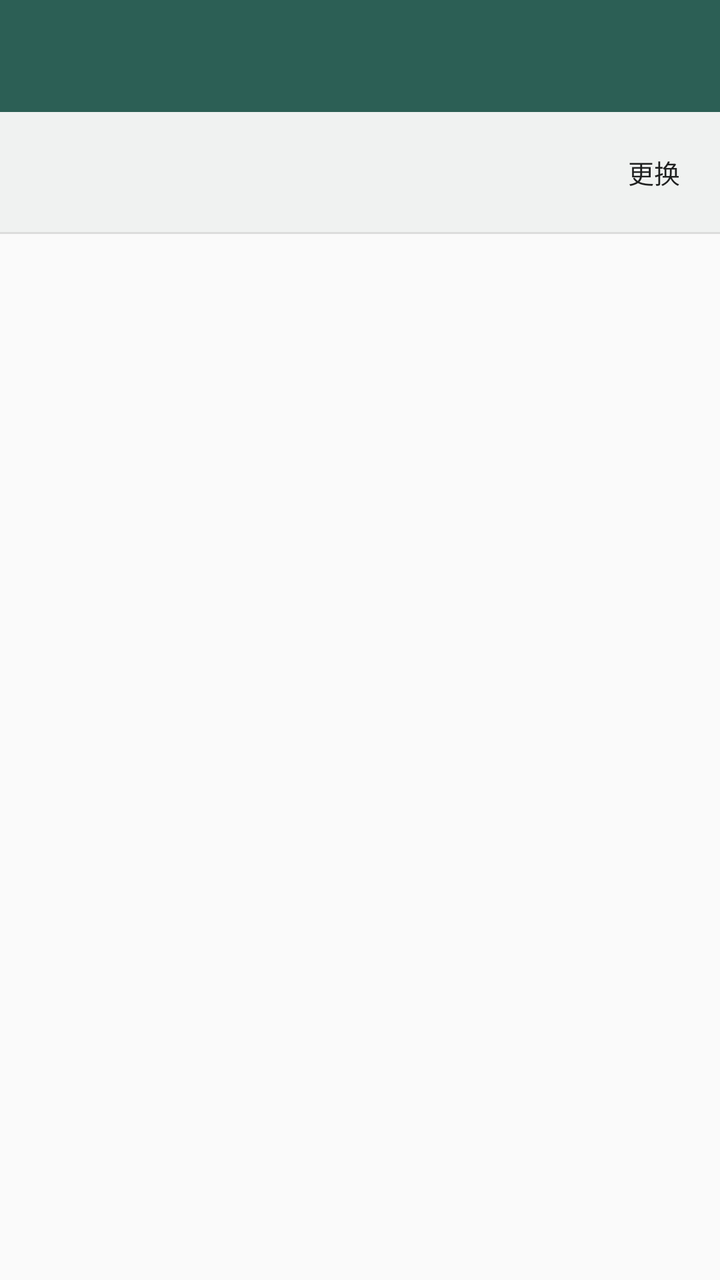
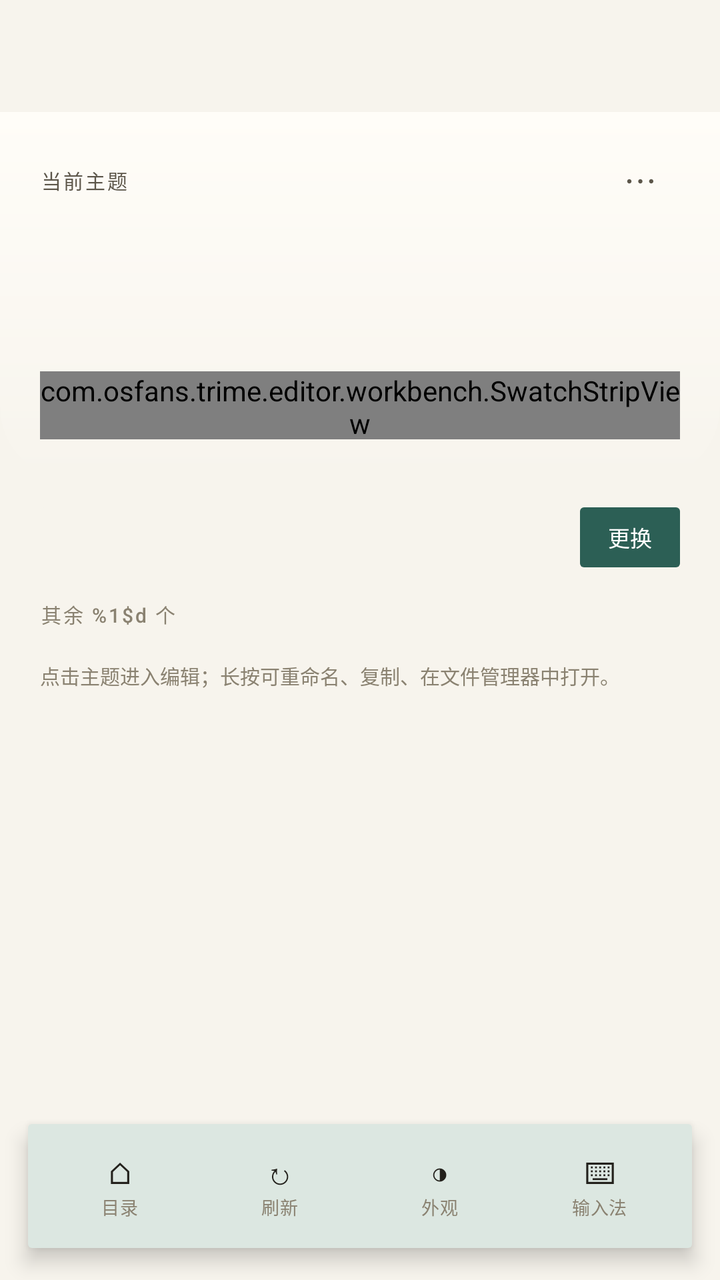

An Android layout rendered at two revisions. The XML below is the earlier revision; the diff shows what the commit changed to produce the second picture.
<!-- AndroidManifest.xml: application theme Theme.TrimeEditor -->
<!-- res/layout/activity_main.xml -->
<?xml version="1.0" encoding="utf-8"?>
<LinearLayout xmlns:android="http://schemas.android.com/apk/res/android"
    xmlns:app="http://schemas.android.com/apk/res-auto"
    android:layout_width="match_parent"
    android:layout_height="match_parent"
    android:orientation="vertical">

    <androidx.appcompat.widget.Toolbar
        android:id="@+id/toolbar"
        android:layout_width="match_parent"
        android:layout_height="?attr/actionBarSize"
        android:background="@color/brand_primary"
        app:popupTheme="@style/ThemeOverlay.AppCompat.Light"
        app:theme="@style/ThemeOverlay.AppCompat.Dark.ActionBar" />

    <LinearLayout
        android:id="@+id/dirBar"
        android:layout_width="match_parent"
        android:layout_height="wrap_content"
        android:background="@color/note_fill"
        android:gravity="center_vertical"
        android:orientation="horizontal"
        android:paddingStart="20dp"
        android:paddingTop="6dp"
        android:paddingEnd="8dp"
        android:paddingBottom="6dp">

        <TextView
            android:id="@+id/path"
            android:layout_width="0dp"
            android:layout_height="wrap_content"
            android:layout_weight="1"
            android:ellipsize="middle"
            android:singleLine="true"
            android:textColor="?android:attr/textColorSecondary"
            android:textSize="12sp" />

        <Button
            android:id="@+id/changeDir"
            style="?attr/borderlessButtonStyle"
            android:layout_width="wrap_content"
            android:layout_height="wrap_content"
            android:minWidth="0dp"
            android:text="@string/action_change_dir"
            android:textSize="13sp" />

    </LinearLayout>

    <View
        android:layout_width="match_parent"
        android:layout_height="1dp"
        android:background="@color/divider" />

    <FrameLayout
        android:layout_width="match_parent"
        android:layout_height="0dp"
        android:layout_weight="1">

        <androidx.recyclerview.widget.RecyclerView
            android:id="@+id/themes"
            android:layout_width="match_parent"
            android:layout_height="match_parent"
            android:clipToPadding="false"
            android:paddingBottom="24dp"
            android:scrollbars="vertical" />

        <LinearLayout
            android:id="@+id/placeholder"
            android:layout_width="match_parent"
            android:layout_height="match_parent"
            android:gravity="center"
            android:orientation="vertical"
            android:paddingStart="40dp"
            android:paddingEnd="40dp"
            android:visibility="gone">

            <TextView
                android:id="@+id/placeholderTitle"
                android:layout_width="match_parent"
                android:layout_height="wrap_content"
                android:gravity="center"
                android:textColor="?android:attr/textColorPrimary"
                android:textSize="17sp"
                android:textStyle="bold" />

            <TextView
                android:id="@+id/placeholderBody"
                android:layout_width="match_parent"
                android:layout_height="wrap_content"
                android:layout_marginTop="8dp"
                android:gravity="center"
                android:lineSpacingMultiplier="1.35"
                android:textColor="?android:attr/textColorSecondary"
                android:textSize="13sp" />

            <Button
                android:id="@+id/placeholderAction"
                android:layout_width="wrap_content"
                android:layout_height="wrap_content"
                android:layout_marginTop="20dp" />

        </LinearLayout>

    </FrameLayout>

</LinearLayout>
<!-- resources referenced by this layout -->
<resources>
  <style name="Theme.TrimeEditor" parent="Theme.AppCompat.DayNight.NoActionBar">
          <item name="colorPrimary">@color/brand_primary</item>
          <item name="colorPrimaryDark">@color/brand_primary_dark</item>
          <item name="colorAccent">@color/brand_accent</item>
          
          <item name="preferenceTheme">@style/PreferenceThemeOverlay</item>
      </style>
  <!-- unchanged entries left out for length: 6 -->
</resources>

<!-- the commit's change to res/layout/activity_main.xml (unified diff, before → after) -->
@@ -3,66 +3,185 @@
     xmlns:app="http://schemas.android.com/apk/res-auto"
     android:layout_width="match_parent"
     android:layout_height="match_parent"
+    android:background="?attr/ui_paper"
     android:orientation="vertical">
 
     <androidx.appcompat.widget.Toolbar
         android:id="@+id/toolbar"
+        style="@style/Ui.Toolbar"
         android:layout_width="match_parent"
         android:layout_height="?attr/actionBarSize"
-        android:background="@color/brand_primary"
-        app:popupTheme="@style/ThemeOverlay.AppCompat.Light"
-        app:theme="@style/ThemeOverlay.AppCompat.Dark.ActionBar" />
-
-    <LinearLayout
-        android:id="@+id/dirBar"
-        android:layout_width="match_parent"
-        android:layout_height="wrap_content"
-        android:background="@color/note_fill"
-        android:gravity="center_vertical"
-        android:orientation="horizontal"
-        android:paddingStart="20dp"
-        android:paddingTop="6dp"
-        android:paddingEnd="8dp"
-        android:paddingBottom="6dp">
-
-        <TextView
-            android:id="@+id/path"
-            android:layout_width="0dp"
-            android:layout_height="wrap_content"
-            android:layout_weight="1"
-            android:ellipsize="middle"
-            android:singleLine="true"
-            android:textColor="?android:attr/textColorSecondary"
-            android:textSize="12sp" />
-
-        <Button
-            android:id="@+id/changeDir"
-            style="?attr/borderlessButtonStyle"
-            android:layout_width="wrap_content"
-            android:layout_height="wrap_content"
-            android:minWidth="0dp"
-            android:text="@string/action_change_dir"
-            android:textSize="13sp" />
-
-    </LinearLayout>
-
-    <View
-        android:layout_width="match_parent"
-        android:layout_height="1dp"
-        android:background="@color/divider" />
+        app:popupTheme="@style/ThemeOverlay.AppCompat.DayNight"
+        app:theme="@style/ThemeOverlay.AppCompat.DayNight" />
 
     <FrameLayout
         android:layout_width="match_parent"
         android:layout_height="0dp"
         android:layout_weight="1">
 
-        <androidx.recyclerview.widget.RecyclerView
-            android:id="@+id/themes"
+        <androidx.core.widget.NestedScrollView
+            android:id="@+id/scroll"
             android:layout_width="match_parent"
             android:layout_height="match_parent"
             android:clipToPadding="false"
-            android:paddingBottom="24dp"
-            android:scrollbars="vertical" />
+            android:scrollbars="none">
+
+            <LinearLayout
+                android:id="@+id/content"
+                android:layout_width="match_parent"
+                android:layout_height="wrap_content"
+                android:orientation="vertical"
+                android:paddingBottom="96dp">
+
+                <LinearLayout
+                    android:id="@+id/heroBlock"
+                    android:layout_width="match_parent"
+                    android:layout_height="wrap_content"
+                    android:background="@drawable/bg_hero"
+                    android:orientation="vertical"
+                    android:paddingStart="20dp"
+                    android:paddingTop="14dp"
+                    android:paddingEnd="20dp"
+                    android:paddingBottom="20dp">
+
+                    <LinearLayout
+                        android:layout_width="match_parent"
+                        android:layout_height="wrap_content"
+                        android:gravity="center_vertical"
+                        android:orientation="horizontal">
+
+                        <TextView
+                            android:id="@+id/heroEyebrow"
+                            android:layout_width="0dp"
+                            android:layout_height="wrap_content"
+                            android:layout_weight="1"
+                            android:fontFamily="sans-serif-medium"
+                            android:letterSpacing="0.1"
+                            android:text="@string/hero_current_theme"
+                            android:textColor="?attr/ui_ink_2"
+                            android:textSize="10sp" />
+
+                        <TextView
+                            android:id="@+id/heroMenu"
+                            android:layout_width="40dp"
+                            android:layout_height="40dp"
+                            android:background="?attr/selectableItemBackgroundBorderless"
+                            android:clickable="true"
+                            android:focusable="true"
+                            android:fontFamily="sans-serif"
+                            android:gravity="center"
+                            android:text="⋯"
+                            android:textColor="?attr/ui_ink_2"
+                            android:textSize="18sp" />
+                    </LinearLayout>
+
+                    <TextView
+                        android:id="@+id/heroName"
+                        android:layout_width="match_parent"
+                        android:layout_height="wrap_content"
+                        android:layout_marginTop="2dp"
+                        android:ellipsize="end"
+                        android:fontFamily="sans-serif-medium"
+                        android:includeFontPadding="false"
+                        android:letterSpacing="-0.03"
+                        android:lineSpacingMultiplier="1.05"
+                        android:singleLine="true"
+                        android:textColor="?attr/ui_ink"
+                        android:textSize="34sp" />
+
+                    <TextView
+                        android:id="@+id/heroMeta"
+                        android:layout_width="match_parent"
+                        android:layout_height="wrap_content"
+                        android:layout_marginTop="6dp"
+                        android:ellipsize="end"
+                        android:fontFamily="monospace"
+                        android:singleLine="true"
+                        android:textColor="?attr/ui_muted"
+                        android:textSize="10sp" />
+
+                    <com.osfans.trime.editor.workbench.SwatchStripView
+                        android:id="@+id/heroSwatches"
+                        android:layout_width="match_parent"
+                        android:layout_height="34dp"
+                        android:layout_marginTop="14dp" />
+                </LinearLayout>
+
+                <LinearLayout
+                    android:layout_width="match_parent"
+                    android:layout_height="wrap_content"
+                    android:gravity="center_vertical"
+                    android:orientation="horizontal"
+                    android:paddingStart="20dp"
+                    android:paddingTop="14dp"
+                    android:paddingEnd="20dp">
+
+                    <TextView
+                        android:id="@+id/path"
+                        android:layout_width="0dp"
+                        android:layout_height="30dp"
+                        android:layout_weight="1"
+                        android:background="@drawable/bg_pill"
+                        android:ellipsize="middle"
+                        android:fontFamily="monospace"
+                        android:gravity="center_vertical"
+                        android:paddingStart="14dp"
+                        android:paddingEnd="14dp"
+                        android:singleLine="true"
+                        android:textColor="?attr/ui_muted"
+                        android:textSize="10sp" />
+
+                    <TextView
+                        android:id="@+id/changeDir"
+                        android:layout_width="wrap_content"
+                        android:layout_height="30dp"
+                        android:layout_marginStart="8dp"
+                        android:background="@drawable/bg_badge"
+                        android:clickable="true"
+                        android:focusable="true"
+                        android:fontFamily="sans-serif-medium"
+                        android:gravity="center"
+                        android:paddingStart="14dp"
+                        android:paddingEnd="14dp"
+                        android:text="@string/action_change_dir"
+                        android:textColor="?attr/ui_on_primary"
+                        android:textSize="11sp" />
+                </LinearLayout>
+
+                <TextView
+                    android:id="@+id/restLabel"
+                    android:layout_width="match_parent"
+                    android:layout_height="wrap_content"
+                    android:fontFamily="sans-serif-medium"
+                    android:letterSpacing="0.1"
+                    android:paddingStart="20dp"
+                    android:paddingTop="16dp"
+                    android:paddingEnd="20dp"
+                    android:paddingBottom="2dp"
+                    android:text="@string/hero_other_themes"
+                    android:textColor="?attr/ui_muted"
+                    android:textSize="10sp" />
+
+                <androidx.recyclerview.widget.RecyclerView
+                    android:id="@+id/themes"
+                    android:layout_width="match_parent"
+                    android:layout_height="wrap_content"
+                    android:nestedScrollingEnabled="false"
+                    android:scrollbars="none" />
+
+                <TextView
+                    android:id="@+id/hint"
+                    android:layout_width="match_parent"
+                    android:layout_height="wrap_content"
+                    android:lineSpacingMultiplier="1.8"
+                    android:paddingStart="20dp"
+                    android:paddingTop="14dp"
+                    android:paddingEnd="20dp"
+                    android:text="@string/workbench_hint"
+                    android:textColor="?attr/ui_muted"
+                    android:textSize="10sp" />
+            </LinearLayout>
+        </androidx.core.widget.NestedScrollView>
 
         <LinearLayout
             android:id="@+id/placeholder"
@@ -76,31 +195,106 @@
 
             <TextView
                 android:id="@+id/placeholderTitle"
+                style="@style/Ui.CardTitle"
                 android:layout_width="match_parent"
                 android:layout_height="wrap_content"
                 android:gravity="center"
-                android:textColor="?android:attr/textColorPrimary"
-                android:textSize="17sp"
-                android:textStyle="bold" />
+                android:textSize="19sp" />
 
             <TextView
                 android:id="@+id/placeholderBody"
                 android:layout_width="match_parent"
                 android:layout_height="wrap_content"
                 android:layout_marginTop="8dp"
+                android:fontFamily="sans-serif"
                 android:gravity="center"
                 android:lineSpacingMultiplier="1.35"
-                android:textColor="?android:attr/textColorSecondary"
-                android:textSize="13sp" />
-
-            <Button
+                android:textColor="?attr/ui_muted"
+                android:textSize="12sp" />
+
+            <TextView
                 android:id="@+id/placeholderAction"
                 android:layout_width="wrap_content"
                 android:layout_height="wrap_content"
-                android:layout_marginTop="20dp" />
-
+                android:layout_marginTop="20dp"
+                android:background="@drawable/bg_badge"
+                android:clickable="true"
+                android:focusable="true"
+                android:fontFamily="sans-serif-medium"
+                android:paddingStart="20dp"
+                android:paddingTop="10dp"
+                android:paddingEnd="20dp"
+                android:paddingBottom="10dp"
+                android:textColor="?attr/ui_on_primary"
+                android:textSize="13sp" />
         </LinearLayout>
 
+        <LinearLayout
+            android:id="@+id/dock"
+            android:layout_width="match_parent"
+            android:layout_height="62dp"
+            android:layout_gravity="bottom|center_horizontal"
+            android:layout_marginStart="14dp"
+            android:layout_marginEnd="14dp"
+            android:layout_marginBottom="16dp"
+            android:background="@drawable/bg_dock"
+            android:elevation="6dp"
+            android:gravity="center"
+            android:orientation="horizontal"
+            android:paddingStart="6dp"
+            android:paddingEnd="6dp">
+
+            <LinearLayout
+                android:id="@+id/dockDir"
+                style="@style/Ui.DockItem">
+
+                <TextView
+                    style="@style/Ui.DockGlyph"
+                    android:text="⌂" />
+
+                <TextView
+                    style="@style/Ui.DockLabel"
+                    android:text="@string/dock_dir" />
+            </LinearLayout>
+
+            <LinearLayout
+                android:id="@+id/dockRefresh"
+                style="@style/Ui.DockItem">
+
+                <TextView
+                    style="@style/Ui.DockGlyph"
+                    android:text="↻" />
+
+                <TextView
+                    style="@style/Ui.DockLabel"
+                    android:text="@string/dock_refresh" />
+            </LinearLayout>
+
+            <LinearLayout
+                android:id="@+id/dockAppearance"
+                style="@style/Ui.DockItem">
+
+                <TextView
+                    style="@style/Ui.DockGlyph"
+                    android:text="◑" />
+
+                <TextView
+                    style="@style/Ui.DockLabel"
+                    android:text="@string/dock_appearance" />
+            </LinearLayout>
+
+            <LinearLayout
+                android:id="@+id/dockIme"
+                style="@style/Ui.DockItem">
+
+                <TextView
+                    style="@style/Ui.DockGlyph"
+                    android:text="⌨" />
+
+                <TextView
+                    style="@style/Ui.DockLabel"
+                    android:text="@string/dock_ime" />
+            </LinearLayout>
+        </LinearLayout>
     </FrameLayout>
-
 </LinearLayout>
<!-- resource entries referenced after the edit -->
@@ -1,12 +1,174 @@
 <!-- resources referenced by this layout -->
 <resources>
+  <!-- drawable bg_badge (drawable) -->
+  <?xml version="1.0" encoding="utf-8"?>
+  <shape xmlns:android="http://schemas.android.com/apk/res/android"
+      android:shape="rectangle">
+      <solid android:color="?attr/ui_primary" />
+      <corners android:radius="?attr/ui_radius_button" />
+  </shape>
+  <!-- drawable bg_dock (drawable) -->
+  <?xml version="1.0" encoding="utf-8"?>
+  <shape xmlns:android="http://schemas.android.com/apk/res/android"
+      android:shape="rectangle">
+      <solid android:color="?attr/ui_primary_container" />
+      <corners android:radius="?attr/ui_radius_button" />
+  </shape>
+  <!-- drawable bg_hero (drawable) -->
+  <?xml version="1.0" encoding="utf-8"?>
+  <shape xmlns:android="http://schemas.android.com/apk/res/android"
+      android:shape="rectangle">
+      <gradient
+          android:angle="270"
+          android:endColor="?attr/ui_paper"
+          android:startColor="?attr/ui_card_high" />
+      <corners
+          android:bottomLeftRadius="36dp"
+          android:bottomRightRadius="36dp" />
+  </shape>
+  <!-- drawable bg_pill (drawable) -->
+  <?xml version="1.0" encoding="utf-8"?>
+  <shape xmlns:android="http://schemas.android.com/apk/res/android"
+      android:shape="rectangle">
+      <solid android:color="?attr/ui_card" />
+      <corners android:radius="?attr/ui_radius_button" />
+  </shape>
+  <string name="dock_appearance">外观</string>
+  <string name="dock_dir">目录</string>
+  <string name="dock_ime">输入法</string>
+  <string name="dock_refresh">刷新</string>
+  <string name="hero_current_theme">当前主题</string>
+  <string name="hero_other_themes">其余 %1$d 个</string>
+  <string name="workbench_hint">点击主题进入编辑；长按可重命名、复制、在文件管理器中打开。</string>
+  <style name="Ui.CardTitle">
+          <item name="android:fontFamily">sans-serif-medium</item>
+          <item name="android:textSize">16sp</item>
+          <item name="android:textColor">?attr/ui_ink</item>
+          <item name="android:includeFontPadding">false</item>
+      </style>
+  <style name="Ui.DockGlyph">
+          <item name="android:layout_width">wrap_content</item>
+          <item name="android:layout_height">wrap_content</item>
+          <item name="android:textColor">?attr/ui_ink</item>
+          <item name="android:textSize">15sp</item>
+      </style>
+  <style name="Ui.DockItem">
+          <item name="android:layout_width">0dp</item>
+          <item name="android:layout_height">match_parent</item>
+          <item name="android:layout_weight">1</item>
+          <item name="android:background">?attr/selectableItemBackgroundBorderless</item>
+          <item name="android:clickable">true</item>
+          <item name="android:focusable">true</item>
+          <item name="android:gravity">center</item>
+          <item name="android:orientation">vertical</item>
+      </style>
+  <style name="Ui.DockLabel">
+          <item name="android:layout_width">wrap_content</item>
+          <item name="android:layout_height">wrap_content</item>
+          <item name="android:letterSpacing">0.02</item>
+          <item name="android:textColor">?attr/ui_muted</item>
+          <item name="android:textSize">9sp</item>
+          <item name="android:singleLine">true</item>
+      </style>
+  <style name="Ui.Toolbar" parent="Widget.AppCompat.Toolbar">
+          <item name="android:background">?attr/ui_paper</item>
+          <item name="android:elevation">0dp</item>
+          <item name="titleTextColor">?attr/ui_ink</item>
+          <item name="subtitleTextColor">?attr/ui_muted</item>
+          <item name="titleTextAppearance">@style/Ui.Toolbar.Title</item>
+          <item name="subtitleTextAppearance">@style/Ui.Toolbar.Subtitle</item>
+      </style>
   <style name="Theme.TrimeEditor" parent="Theme.AppCompat.DayNight.NoActionBar">
           <item name="colorPrimary">@color/brand_primary</item>
           <item name="colorPrimaryDark">@color/brand_primary_dark</item>
           <item name="colorAccent">@color/brand_accent</item>
+          <item name="android:windowBackground">@color/proof_paper</item>
           
           <item name="preferenceTheme">@style/PreferenceThemeOverlay</item>
+  
+          
+          <item name="ui_paper">@color/proof_paper</item>
+          <item name="ui_sheet">@color/proof_sheet</item>
+          <item name="ui_card">@color/proof_paper</item>
+          <item name="ui_card_high">@color/proof_sheet</item>
+          <item name="ui_ink">@color/proof_ink</item>
+          <item name="ui_ink_2">@color/proof_ink_2</item>
+          <item name="ui_muted">@color/proof_muted</item>
+          <item name="ui_rule">@color/proof_rule</item>
+          <item name="ui_rule_strong">@color/proof_rule_strong</item>
+          <item name="ui_outline">@color/proof_rule_strong</item>
+          <item name="ui_divider">@color/divider</item>
+          <item name="ui_rule_in_card">@color/proof_rule</item>
+          <item name="ui_accent">@color/proof_accent</item>
+          <item name="ui_primary">@color/brand_primary</item>
+          <item name="ui_primary_dark">@color/brand_primary_dark</item>
+          <item name="ui_primary_container">@color/proof_primary_container</item>
+          <item name="ui_on_primary_container">@color/proof_on_primary_container</item>
+          <item name="ui_on_primary">#FFFFFFFF</item>
+          <item name="ui_mark">@color/proof_mark</item>
+          <item name="ui_swatch_stroke">@color/proof_swatch_stroke</item>
+          <item name="ui_knob">@color/proof_knob</item>
+          <item name="ui_pill_stroke">@color/proof_pill_stroke</item>
+          <item name="ui_scrim">#66000000</item>
+          <item name="ui_warn">@color/warn</item>
+          <item name="ui_note_fill">@color/note_fill</item>
+          <item name="ui_stale_fill">@color/stale_fill</item>
+          <item name="ui_stale_text">@color/stale_text</item>
+          <item name="ui_chip_text">@color/chip_text</item>
+          <item name="ui_chip_text_selected">@color/chip_text_selected</item>
+  
+          <item name="ui_radius_card">0dp</item>
+          <item name="ui_radius_field">2dp</item>
+          <item name="ui_radius_button">2dp</item>
+          <item name="ui_radius_key">2dp</item>
+          <item name="ui_radius_sheet">0dp</item>
+          <item name="ui_radius_half">2dp</item>
+          <item name="ui_radius_swatch">@dimen/ui_swatch_radius</item>
+  
+          <item name="ui_text_title">23sp</item>
+          <item name="ui_text_section">17sp</item>
+          <item name="ui_text_name">13sp</item>
+          <item name="ui_text_meta">10sp</item>
+          <item name="ui_text_value">12sp</item>
+          <item name="ui_text_button">13sp</item>
+          <item name="ui_font_title">serif</item>
+          <item name="ui_font_body">sans-serif</item>
+          <item name="ui_font_meta">monospace</item>
+  
+          <item name="ui_gap_card">0dp</item>
+          <item name="ui_card_pad">0dp</item>
       </style>
+  <style name="Ui.Toolbar.Title">
+          <item name="android:fontFamily">?attr/ui_font_title</item>
+          <item name="android:textSize">?attr/ui_text_title</item>
+          <item name="android:textColor">?attr/ui_ink</item>
+      </style>
+  <style name="Ui.Toolbar.Subtitle">
+          <item name="android:fontFamily">?attr/ui_font_meta</item>
+          <item name="android:textSize">?attr/ui_text_meta</item>
+          <item name="android:letterSpacing">0.08</item>
+          <item name="android:textColor">?attr/ui_muted</item>
+      </style>
+  <color name="proof_paper">#FFF7F4ED</color>
+  <color name="proof_sheet">#FFFFFDF8</color>
+  <color name="proof_ink">#FF23211C</color>
+  <color name="proof_ink_2">#FF5C564A</color>
+  <color name="proof_muted">#FF8A8271</color>
+  <color name="proof_rule">#FFE4DECF</color>
+  <color name="proof_rule_strong">#FFD9D1C0</color>
+  <color name="proof_accent">#FFB23A1A</color>
+  <color name="proof_primary_container">#FFDCE7E1</color>
+  <color name="proof_on_primary_container">#FF142E28</color>
+  <color name="proof_mark">#FFBDB4A2</color>
+  <color name="proof_swatch_stroke">#33000000</color>
+  <color name="proof_knob">#FFFFFDF8</color>
+  <color name="proof_pill_stroke">#26000000</color>
+  <color name="warn">#B3261E</color>
+  <color name="stale_fill">#FDF3E3</color>
+  <color name="stale_text">#7A4A12</color>
+  <color name="chip_text">#4A4A4A</color>
+  <color name="chip_text_selected">#FFFFFF</color>
+  <dimen name="ui_swatch_radius">2dp</dimen>
   <!-- unchanged entries left out for length: 6 -->
 </resources>
 
